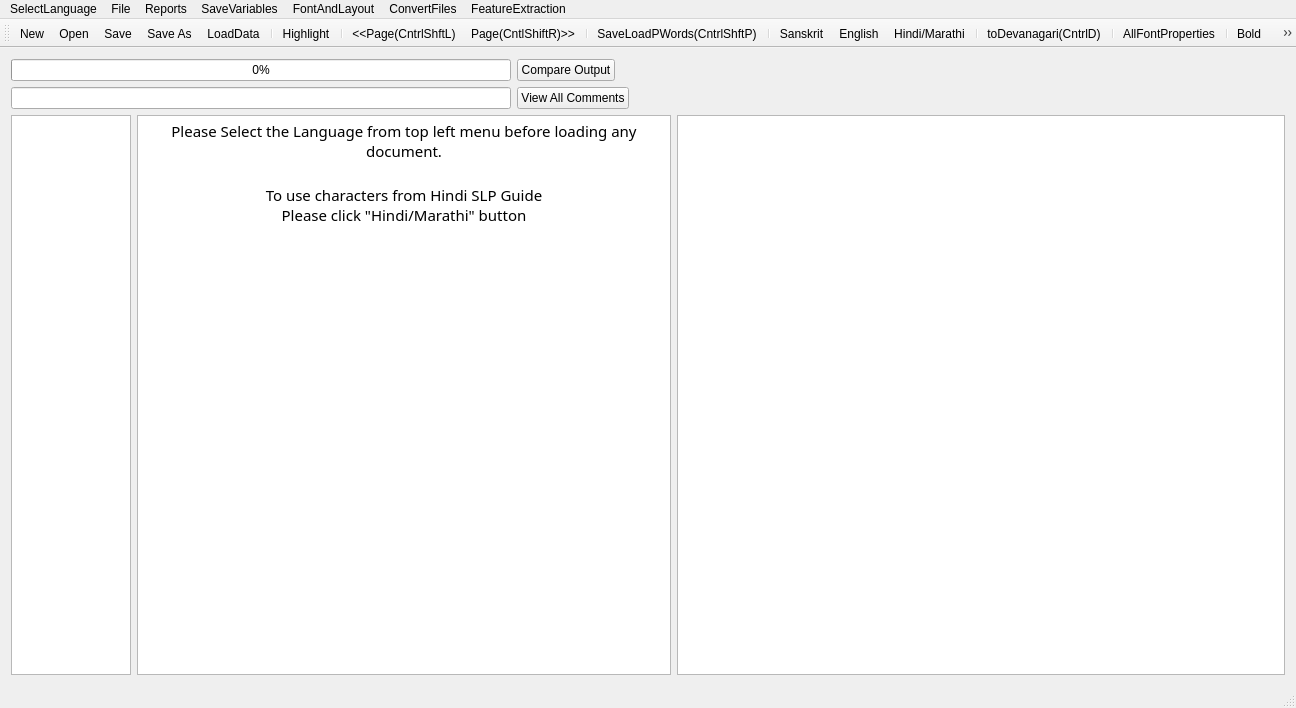
Qt form FrameWorkCode/mainwindow.ui (venkatapathy/OpenOCRCorrect-dev) before a commit.
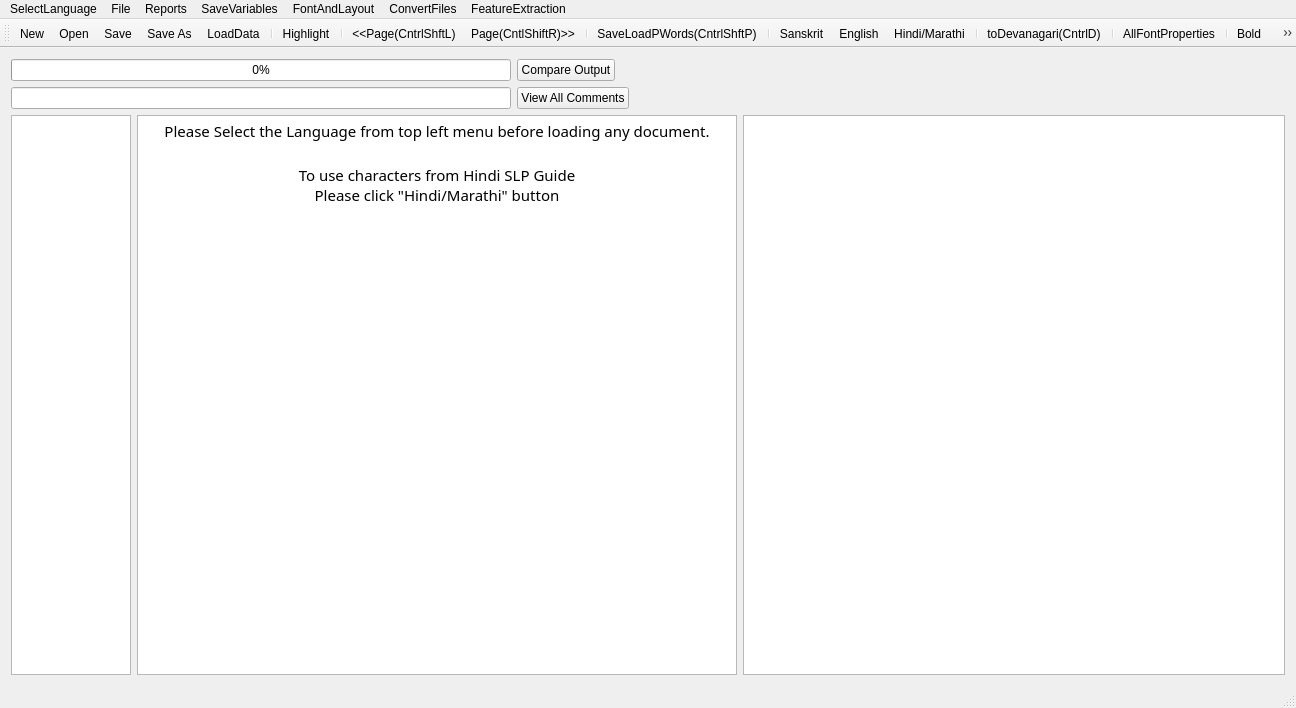
The same form after that commit. Icons and pictures are not drawn.

Patch:
```diff
--- a/FrameWorkCode/mainwindow.ui
+++ b/FrameWorkCode/mainwindow.ui
@@ -108,7 +108,7 @@
      </layout>
     </item>
     <item>
-     <layout class="QHBoxLayout" name="horizontalLayout">
+     <layout class="QHBoxLayout" name="horizontalLayout" stretch="0,1,1">
       <item>
        <widget class="QTextEdit" name="textEdit">
         <property name="maximumSize">
@@ -133,6 +133,18 @@
       </item>
       <item>
        <widget class="QTextBrowser" name="textBrowser">
+        <property name="sizePolicy">
+         <sizepolicy hsizetype="Expanding" vsizetype="Expanding">
+          <horstretch>0</horstretch>
+          <verstretch>0</verstretch>
+         </sizepolicy>
+        </property>
+        <property name="minimumSize">
+         <size>
+          <width>600</width>
+          <height>0</height>
+         </size>
+        </property>
         <property name="font">
          <font>
           <family>Shobhika</family>
@@ -171,15 +183,21 @@
       </item>
       <item>
        <widget class="QGraphicsView" name="graphicsView">
+        <property name="sizePolicy">
+         <sizepolicy hsizetype="Expanding" vsizetype="Expanding">
+          <horstretch>0</horstretch>
+          <verstretch>0</verstretch>
+         </sizepolicy>
+        </property>
         <property name="minimumSize">
          <size>
-          <width>608</width>
+          <width>500</width>
           <height>0</height>
          </size>
         </property>
         <property name="maximumSize">
          <size>
-          <width>608</width>
+          <width>700</width>
           <height>16777215</height>
          </size>
         </property>
```
Left out of the diff: 32 changed lines with no effect on the pictures.
